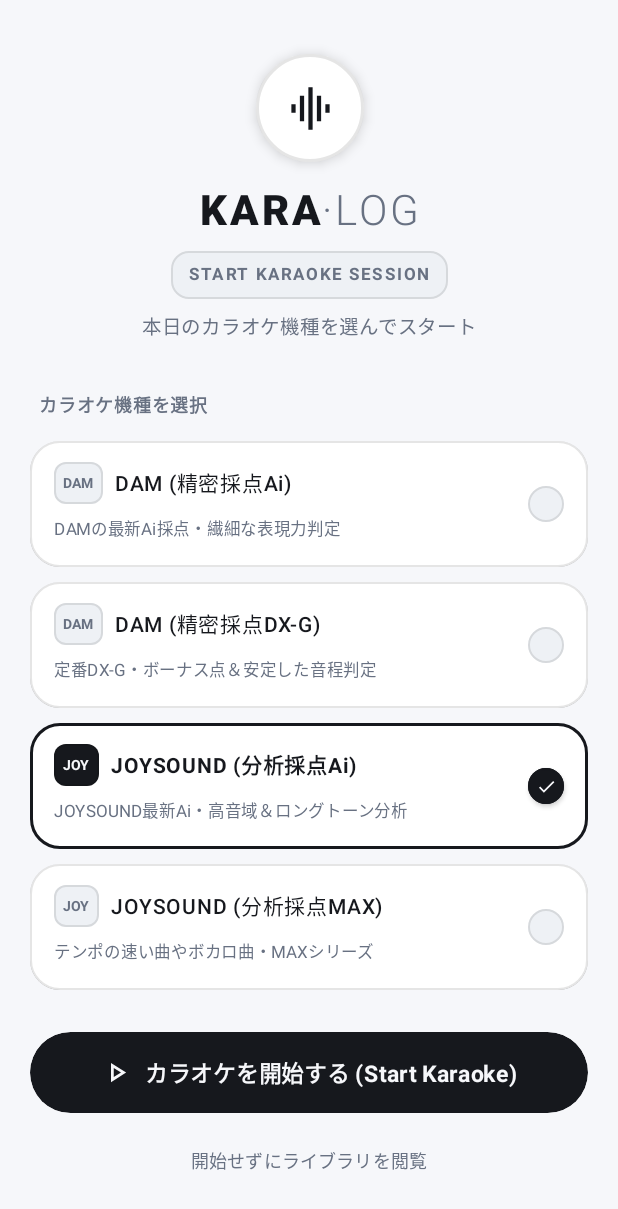
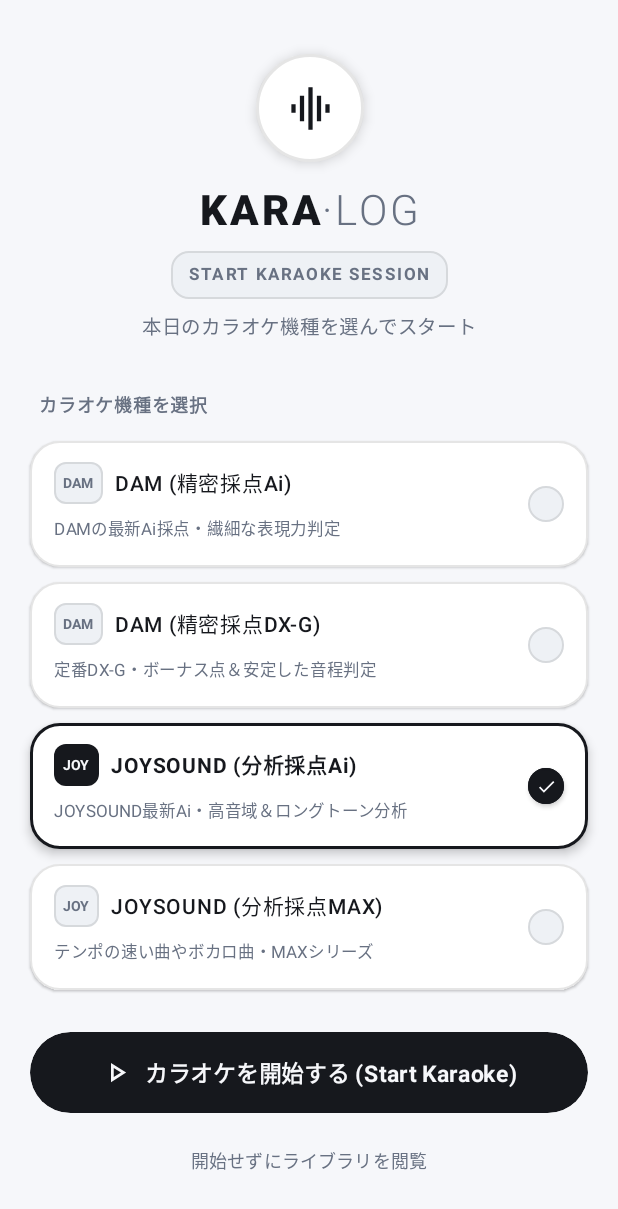
Before and after one commit to ryota-1017/KaraLog, an Android app built with Jetpack Compose: the screen it shows after launch (MainActivity), after a tap on "JOY", on a phone screen of 412 x 824 dp. Shown: the top 1209 px of the screen. Run offline under Robolectric (Android 15) with nearby library versions, the phone set to English and light mode, and no system bars; our stand-ins replace Room's generated code.

Commit message:
fix: KaraLog v2.0.1 - Eliminate border artifacts on selection pills and sync bottom dock theme with dark/light mode

```diff
--- a/app/build.gradle.kts
+++ b/app/build.gradle.kts
@@ -13,8 +13,8 @@ android {
         applicationId = "com.karalog.app"
         minSdk = 24
         targetSdk = 35
-        versionCode = 13
-        versionName = "2.0.0"
+        versionCode = 14
+        versionName = "2.0.1"
 
         testInstrumentationRunner = "androidx.test.runner.AndroidJUnitRunner"
         vectorDrawables {
--- a/app/src/main/java/com/karalog/app/MainActivity.kt
+++ b/app/src/main/java/com/karalog/app/MainActivity.kt
@@ -313,6 +313,7 @@ class MainActivity : ComponentActivity() {
                             BottomNavBar(
                                 currentTab = currentTab,
                                 onTabSelected = { currentTab = it },
+                                isDark = isDark,
                                 modifier = Modifier.align(Alignment.BottomCenter)
                             )
 
--- a/app/src/main/java/com/karalog/app/ui/components/BottomNavBar.kt
+++ b/app/src/main/java/com/karalog/app/ui/components/BottomNavBar.kt
@@ -34,10 +34,9 @@ enum class BottomTab {
 fun BottomNavBar(
     currentTab: BottomTab,
     onTabSelected: (BottomTab) -> Unit,
-    modifier: Modifier = Modifier
+    modifier: Modifier = Modifier,
+    isDark: Boolean = isSystemInDarkTheme()
 ) {
-    val isDark = isSystemInDarkTheme()
-
     val tabs = listOf(
         Triple(BottomTab.HOME, Icons.Filled.Home, Icons.Outlined.Home),
         Triple(BottomTab.SEARCH, Icons.Filled.Search, Icons.Outlined.Search),
--- a/app/src/main/java/com/karalog/app/ui/screens/start/StartScreen.kt
+++ b/app/src/main/java/com/karalog/app/ui/screens/start/StartScreen.kt
@@ -1,5 +1,6 @@
 package com.karalog.app.ui.screens.start
 
+import androidx.compose.foundation.BorderStroke
 import androidx.compose.foundation.background
 import androidx.compose.foundation.border
 import androidx.compose.foundation.clickable
@@ -146,19 +147,16 @@ fun StartScreen(
                     Surface(
                         shape = RoundedCornerShape(20.dp),
                         color = if (isSelected) SurfaceElevated else CardBg,
-                        shadowElevation = if (isSelected) 5.dp else 2.dp,
-                        modifier = Modifier
-                            .fillMaxWidth()
-                            .border(
-                                width = if (isSelected) 2.dp else 1.dp,
-                                color = if (isSelected) TextMain else CardBorder,
-                                shape = RoundedCornerShape(20.dp)
-                            )
-                            .clip(RoundedCornerShape(20.dp))
-                            .clickable {
-                                HapticHelper.playClick(context)
-                                selectedMachine = machineName
-                            }
+                        border = BorderStroke(
+                            width = if (isSelected) 1.5.dp else 1.dp,
+                            color = if (isSelected) TextMain else CardBorder
+                        ),
+                        shadowElevation = if (isSelected) 4.dp else 1.dp,
+                        modifier = Modifier.fillMaxWidth(),
+                        onClick = {
+                            HapticHelper.playClick(context)
+                            selectedMachine = machineName
+                        }
                     ) {
                         Row(
                             modifier = Modifier
@@ -173,7 +171,7 @@ fun StartScreen(
                                     Surface(
                                         shape = RoundedCornerShape(8.dp),
                                         color = if (isSelected) TextMain else BgSecondary,
-                                        modifier = Modifier.border(0.8.dp, CardBorder, RoundedCornerShape(8.dp))
+                                        border = if (isSelected) null else BorderStroke(0.8.dp, CardBorder)
                                     ) {
                                         Text(
                                             text = if (isDam) "DAM" else "JOY",
```
Also changed, not shown: app/src/main/java/com/karalog/app/ui/components/NowSingingView.kt (+4 -3 lines), app/src/main/java/com/karalog/app/ui/components/SongCard.kt (+5 -6 lines), app/src/main/java/com/karalog/app/ui/screens/search/SearchScreen.kt (+4 -3 lines), app/src/main/java/com/karalog/app/ui/screens/settings/SettingsScreen.kt (+5 -6 lines), 1 other file.
